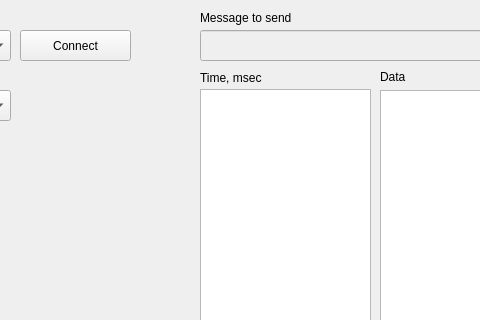
Above: mainwindow.ui from aleksandrbazhin/just_another_serial_logger before the change; both pictures show x 160 to 640 and y 0 to 320 of the 991 by 644 pixel window. Below: the same form after it.
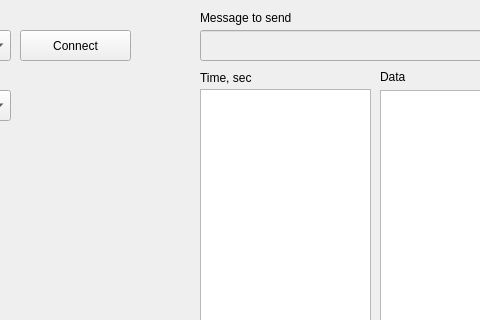
That is the form after the change.

Commit message: time sync on recording start + better time display

```diff
--- a/mainwindow.ui
+++ b/mainwindow.ui
@@ -180,7 +180,7 @@
      </rect>
     </property>
     <property name="text">
-     <string>Time, msec</string>
+     <string>Time, sec</string>
     </property>
    </widget>
    <widget class="QLabel" name="label_2">
```
The commit also changes 2 other files.
